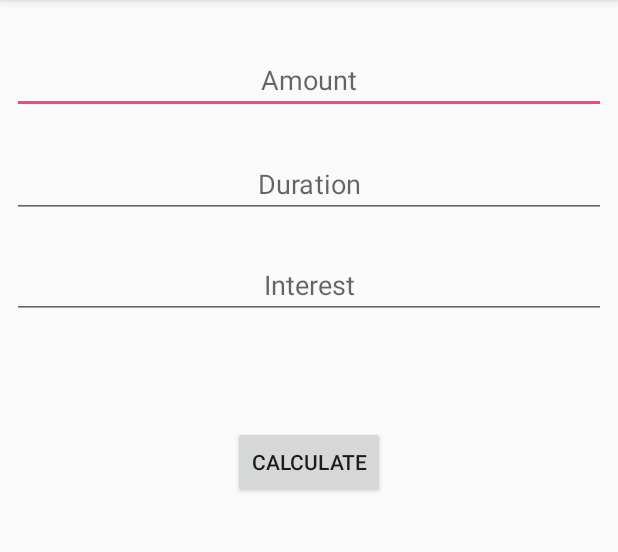
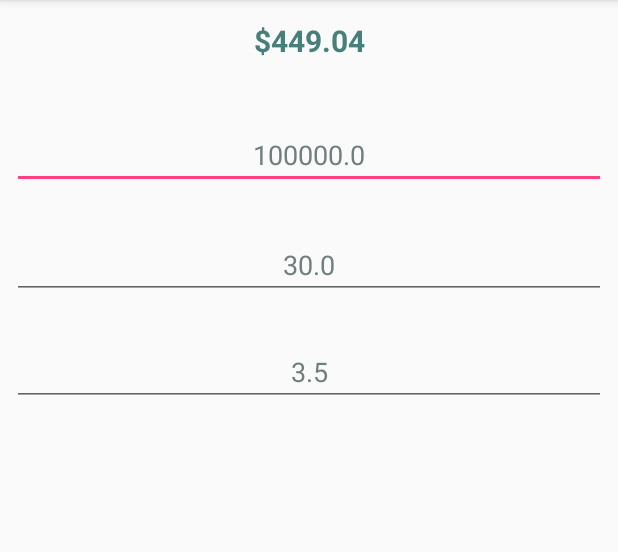
Before and after one commit to PeteGrapentien/MortgageCalculator, an Android app: the screen it shows after launch (CalculatorActivity), on a phone screen of 412 x 824 dp, the part 84-636 px from its top. Run offline under Robolectric (Android 15) with nearby library versions, the phone set to English and light mode, and no system bars.

Commit message:
Removed button and added text binding

```diff
--- a/app/src/main/java/com/example/pete/mortgagecalculator/CalculatorActivity.java
+++ b/app/src/main/java/com/example/pete/mortgagecalculator/CalculatorActivity.java
@@ -5,9 +5,14 @@ import android.content.Intent;
 import android.support.v7.app.AlertDialog;
 import android.support.v7.app.AppCompatActivity;
 import android.os.Bundle;
+import android.text.Editable;
+import android.text.TextWatcher;
 import android.view.View;
 import android.widget.Button;
 import android.widget.EditText;
+import android.widget.TextView;
+
+import org.w3c.dom.Text;
 
 public class CalculatorActivity extends AppCompatActivity {
 
@@ -16,10 +21,10 @@ public class CalculatorActivity extends AppCompatActivity {
     double interest;
     double duration;
 
+    TextView resultView;
     EditText amountField;
     EditText interestField;
     EditText durationField;
-    Button calculateButton;
 
     @Override
     protected void onCreate(Bundle savedInstanceState) {
@@ -29,26 +34,97 @@ public class CalculatorActivity extends AppCompatActivity {
         amountField = (EditText) findViewById(R.id.text_amount);
         interestField = (EditText) findViewById(R.id.text_interest);
         durationField = (EditText) findViewById(R.id.text_duration);
-        calculateButton = (Button) findViewById(R.id.calculate_button);
+        resultView = (TextView) findViewById(R.id.result_view);
 
-        calculateButton.setOnClickListener(calculateListener);
         viewModel = new CalculatorViewModel();
+        setStartingValues();
+        setTextChangedListeners();
     }
 
-    private View.OnClickListener calculateListener = new View.OnClickListener() {
-        public void onClick(View v) {
+    private void setTextChangedListeners() {
 
+        amountField.addTextChangedListener(new TextWatcher() {
+            @Override
+            public void beforeTextChanged(CharSequence s, int start, int count, int after) {
+
+            }
+
+            @Override
+            public void onTextChanged(CharSequence s, int start, int before, int count) {
+
+            }
+
+            @Override
+            public void afterTextChanged(Editable s) {
+                resultView.setText(getMortgageResult());
+            }
+        });
+
+        interestField.addTextChangedListener(new TextWatcher() {
+            @Override
+            public void beforeTextChanged(CharSequence s, int start, int count, int after) {
+
+            }
+
+            @Override
+            public void onTextChanged(CharSequence s, int start, int before, int count) {
+                resultView.setText(getMortgageResult());
+            }
+
+            @Override
+            public void afterTextChanged(Editable s) {
+
+            }
+        });
+
+        durationField.addTextChangedListener(new TextWatcher() {
+            @Override
+            public void beforeTextChanged(CharSequence s, int start, int count, int after) {
+
+            }
+
+            @Override
+            public void onTextChanged(CharSequence s, int start, int before, int count) {
+                resultView.setText(getMortgageResult());
+            }
+
+            @Override
+            public void afterTextChanged(Editable s) {
+
+            }
+        });
+
+    }
+
+    private void setStartingValues() {
+        amount = 100000;
+        interest = 3.5;
+        duration = 30;
+        amountField.setText(Double.toString(amount));
+        interestField.setText(Double.toString(interest));
+        durationField.setText(Double.toString(duration));
+        resultView.setText(viewModel.calculateMortgage(amount, interest, duration));
+    }
+
+    private String getMortgageResult() {
+        if(!amountField.getText().toString().isEmpty()) {
             amount = Double.valueOf(amountField.getText().toString());
+        }
+        else {
+            amount = 0;
+        }
+        if(!interestField.getText().toString().isEmpty()) {
             interest = Double.valueOf(interestField.getText().toString());
+        }
+        else {
+            interest = 0;
+        }
+        if(!durationField.getText().toString().isEmpty()) {
             duration = Double.valueOf(durationField.getText().toString());
-
-            Intent intent = new Intent(CalculatorActivity.this, DisplayMortgageResultActivity.class);
-            intent.putExtra("amount", amount);
-            intent.putExtra("interest", interest);
-            intent.putExtra("duration", duration);
-            intent.putExtra("monthlyPayment", viewModel.calculateMortgage(amount, interest, duration));
-
-            startActivity(intent);
         }
-    };
+        else {
+            duration = 0;
+        }
+        return viewModel.calculateMortgage(amount, interest, duration);
+    }
 }
--- a/app/src/main/res/layout/activity_calculator.xml
+++ b/app/src/main/res/layout/activity_calculator.xml
@@ -14,13 +14,15 @@
         android:layout_marginRight="8dp"
         android:ems="10"
         android:inputType="numberDecimal"
-        android:hint="Amount"
+        android:hint="$0"
+        android:textColor="@color/dullGray"
+        android:fontFamily="sans-serif"
         android:gravity="center"
         app:layout_constraintLeft_toLeftOf="parent"
         app:layout_constraintRight_toRightOf="parent"
         app:layout_constraintHorizontal_bias="0.0"
-        app:layout_constraintTop_toTopOf="parent"
-        android:layout_marginTop="32dp" />
+        android:layout_marginTop="28dp"
+        app:layout_constraintTop_toBottomOf="@+id/result_view" />
 
     <EditText
         android:id="@+id/text_interest"
@@ -28,14 +30,15 @@
         android:layout_height="43dp"
         android:ems="10"
         android:inputType="numberDecimal"
-        android:hint="Interest"
+        android:hint="0%"
         android:gravity="center"
         android:layout_marginRight="8dp"
         app:layout_constraintRight_toRightOf="parent"
         android:layout_marginLeft="8dp"
         app:layout_constraintLeft_toLeftOf="parent"
-        android:layout_marginTop="24dp"
+        android:layout_marginTop="28dp"
         app:layout_constraintTop_toBottomOf="@+id/text_duration"
+        android:textColor="@color/dullGray"
         app:layout_constraintHorizontal_bias="0.0" />
 
     <EditText
@@ -44,26 +47,31 @@
         android:layout_height="wrap_content"
         android:ems="10"
         android:inputType="numberDecimal"
-        android:hint="Duration"
+        android:hint="0"
         android:gravity="center"
         android:layout_marginRight="8dp"
         app:layout_constraintRight_toRightOf="parent"
         android:layout_marginLeft="8dp"
         app:layout_constraintLeft_toLeftOf="parent"
-        android:layout_marginTop="24dp"
+        android:layout_marginTop="28dp"
         app:layout_constraintTop_toBottomOf="@+id/text_amount"
+        android:textColor="@color/dullGray"
         app:layout_constraintHorizontal_bias="0.0" />
 
-    <Button
-        android:id="@+id/calculate_button"
-        android:layout_width="wrap_content"
-        android:layout_height="0dp"
-        android:text="Calculate"
-        android:layout_marginTop="71dp"
-        app:layout_constraintTop_toBottomOf="@+id/text_interest"
+    <TextView
+        android:id="@+id/result_view"
+        android:layout_width="0dp"
+        android:layout_height="54dp"
         android:layout_marginLeft="8dp"
+        android:layout_marginRight="8dp"
+        android:gravity="center"
+        android:text="Result"
+        android:textSize="20sp"
+        android:textColor="@color/greenGray"
+        android:textStyle="bold"
         app:layout_constraintLeft_toLeftOf="parent"
-        android:layout_marginRight="8dp"
-        app:layout_constraintRight_toRightOf="parent" />
+        app:layout_constraintRight_toRightOf="parent"
+        app:layout_constraintHorizontal_bias="0.0"
+        tools:layout_editor_absoluteY="44dp" />
 
 </android.support.constraint.ConstraintLayout>
--- a/app/src/main/res/values/colors.xml
+++ b/app/src/main/res/values/colors.xml
@@ -3,4 +3,6 @@
     <color name="colorPrimary">#3F51B5</color>
     <color name="colorPrimaryDark">#303F9F</color>
     <color name="colorAccent">#FF4081</color>
+    <color name="dullGray">#6F7F7E</color>
+    <color name="greenGray">#497F7B</color>
 </resources>
```
